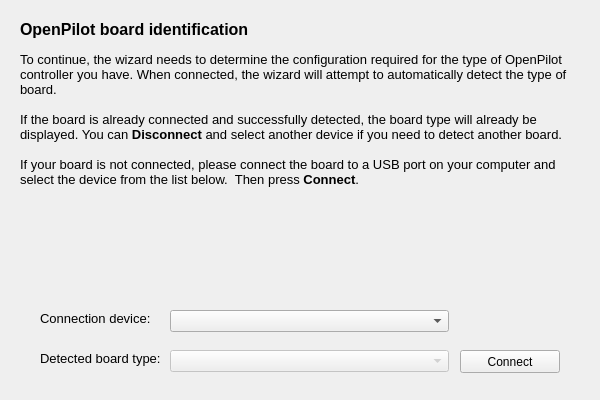
Before: the Qt Designer form ground/openpilotgcs/src/plugins/setupwizard/pages/controllerpage.ui in openpilot/OpenPilot, drawn with Qt 5.
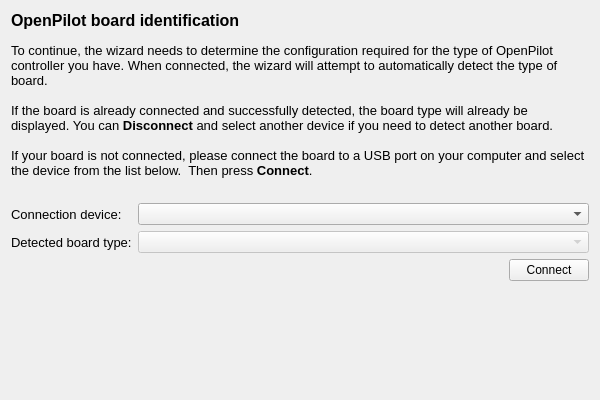
After: the same form once the commit is applied.

Commit message: GCS-Added layouts to new wiz

The edit to the form file:
```diff
--- a/ground/openpilotgcs/src/plugins/setupwizard/pages/controllerpage.ui
+++ b/ground/openpilotgcs/src/plugins/setupwizard/pages/controllerpage.ui
@@ -13,15 +13,9 @@
   <property name="windowTitle">
    <string>WizardPage</string>
   </property>
+  <layout class="QVBoxLayout" name="verticalLayout">
+   <item>
   <widget class="QLabel" name="label">
-   <property name="geometry">
-    <rect>
-     <x>20</x>
-     <y>20</y>
-     <width>550</width>
-     <height>261</height>
-    </rect>
-   </property>
    <property name="text">
     <string>&lt;!DOCTYPE HTML PUBLIC &quot;-//W3C//DTD HTML 4.0//EN&quot; &quot;http://www.w3.org/TR/REC-html40/strict.dtd&quot;&gt;
 &lt;html&gt;&lt;head&gt;&lt;meta name=&quot;qrichtext&quot; content=&quot;1&quot; /&gt;&lt;style type=&quot;text/css&quot;&gt;
@@ -45,28 +39,28 @@
     <bool>true</bool>
    </property>
   </widget>
-  <widget class="QPushButton" name="connectButton">
-   <property name="geometry">
-    <rect>
-     <x>460</x>
-     <y>350</y>
-     <width>100</width>
-     <height>23</height>
-    </rect>
+   </item>
+   <item>
+    <layout class="QFormLayout" name="formLayout">
+     <item row="1" column="0">
+      <widget class="QLabel" name="label_2">
+       <property name="font">
+        <font>
+         <pointsize>10</pointsize>
+         <weight>50</weight>
+         <bold>false</bold>
+        </font>
    </property>
    <property name="text">
-    <string>Connect</string>
-   </property>
-  </widget>
+        <string>Connection device:</string>
+       </property>
+      </widget>
+     </item>
+     <item row="1" column="1">
+      <widget class="QComboBox" name="deviceCombo"/>
+     </item>
+     <item row="2" column="0">
   <widget class="QLabel" name="label_3">
-   <property name="geometry">
-    <rect>
-     <x>40</x>
-     <y>350</y>
-     <width>125</width>
-     <height>16</height>
-    </rect>
-   </property>
    <property name="font">
     <font>
      <pointsize>10</pointsize>
@@ -78,49 +72,47 @@
     <string>Detected board type:</string>
    </property>
   </widget>
+     </item>
+     <item row="2" column="1">
   <widget class="QComboBox" name="boardTypeCombo">
    <property name="enabled">
     <bool>false</bool>
    </property>
-   <property name="geometry">
-    <rect>
-     <x>170</x>
-     <y>350</y>
-     <width>279</width>
-     <height>22</height>
-    </rect>
-   </property>
-  </widget>
-  <widget class="QComboBox" name="deviceCombo">
-   <property name="geometry">
-    <rect>
-     <x>170</x>
-     <y>310</y>
-     <width>279</width>
-     <height>22</height>
-    </rect>
-   </property>
-  </widget>
-  <widget class="QLabel" name="label_2">
-   <property name="geometry">
-    <rect>
-     <x>40</x>
-     <y>310</y>
-     <width>121</width>
-     <height>16</height>
-    </rect>
-   </property>
-   <property name="font">
-    <font>
-     <pointsize>10</pointsize>
-     <weight>50</weight>
-     <bold>false</bold>
-    </font>
+      </widget>
+     </item>
+     <item row="3" column="1">
+      <layout class="QHBoxLayout" name="horizontalLayout">
+       <item>
+        <spacer name="horizontalSpacer">
+         <property name="orientation">
+          <enum>Qt::Horizontal</enum>
+         </property>
+         <property name="sizeHint" stdset="0">
+          <size>
+           <width>40</width>
+           <height>20</height>
+          </size>
+         </property>
+        </spacer>
+       </item>
+       <item>
+        <widget class="QPushButton" name="connectButton">
+         <property name="maximumSize">
+          <size>
+           <width>100</width>
+           <height>16777215</height>
+          </size>
    </property>
    <property name="text">
-    <string>Connection device:</string>
-   </property>
-  </widget>
+          <string>Connect</string>
+         </property>
+        </widget>
+       </item>
+      </layout>
+     </item>
+    </layout>
+   </item>
+  </layout>
  </widget>
  <resources/>
  <connections/>
```
Left out of the diff: 3 changed lines with no effect on the pictures. Lines whose indentation alone changed are shown as unchanged. The commit also changes 14 other files.
